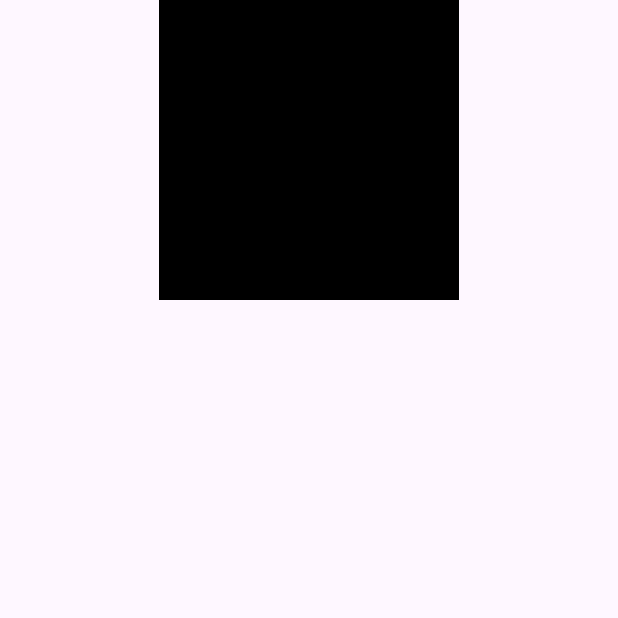
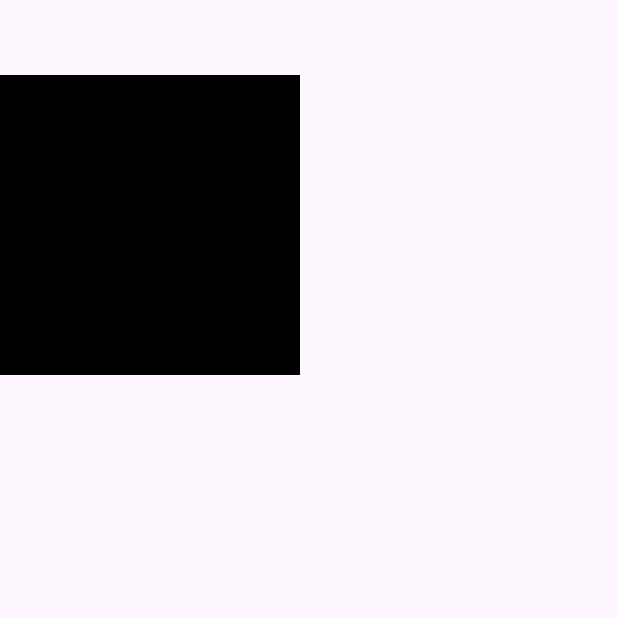
Before and after one commit to Roshan-Barkane/flutter_widgets_of_the_day, a Flutter app: the screen it shows after launch, on a phone screen of 412 x 824 dp, the top half of it. Run offline on Flutter 3.47's test engine with Material 3 defaults, Android fonts, the phone set to English and light mode, and no system bars.

Commit message:
used height Factor and widget Factor

```diff
--- a/lib/pages/align.dart
+++ b/lib/pages/align.dart
@@ -8,14 +8,15 @@ class AlignWidget extends StatelessWidget {
     return Scaffold(
       body: Align(
         //alignment: Alignment(0.4, 0.6),
-        heightFactor: 1,
-
+        heightFactor: 1.5,
+        widthFactor: 1.0,
         /* Align Widget we used to align the child diff-diff position
         propertices :-1.  alignmernt: Alignment.topLeft,topCenter,topRight,
                                             centerLeft,center,centerRight,
                                             bottonLeft, bottonCenter,bottonRight
         with x and y Alignment(0.3,0.5),
-      2. heightFactor : value interger/double
+      2. heightFactor : value {interger/double}  multiple height with child
+      2. widgetFactor : value {interger/double}  multiple widget with child
  */
         child: Container(
           height: 200,
```
